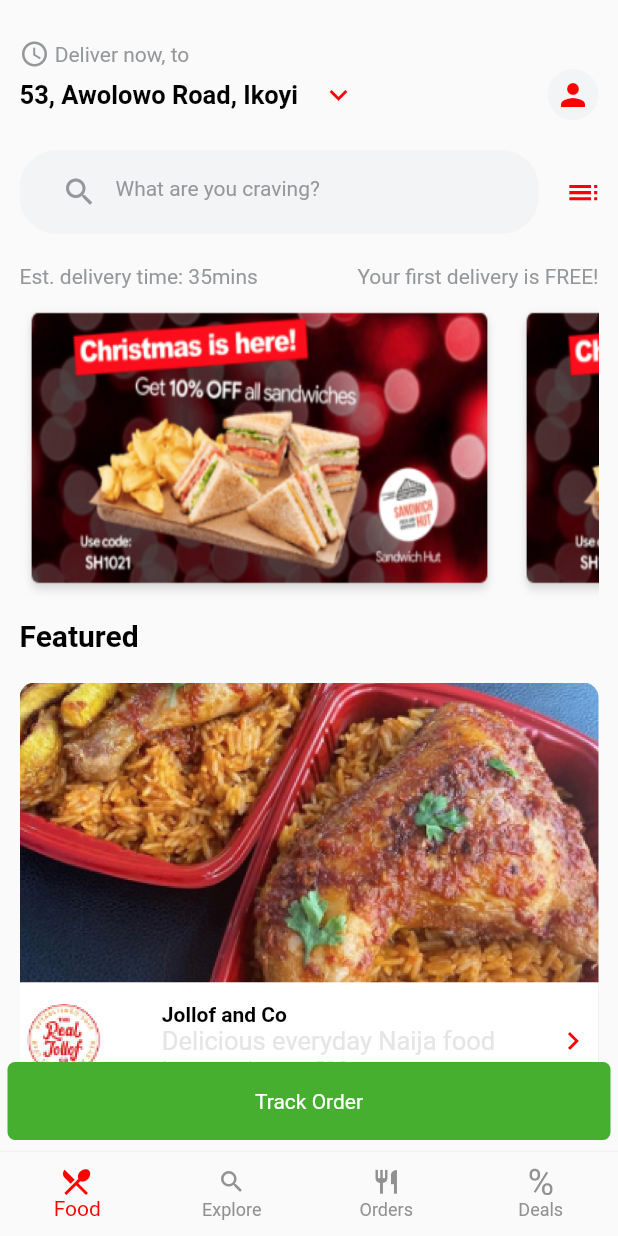
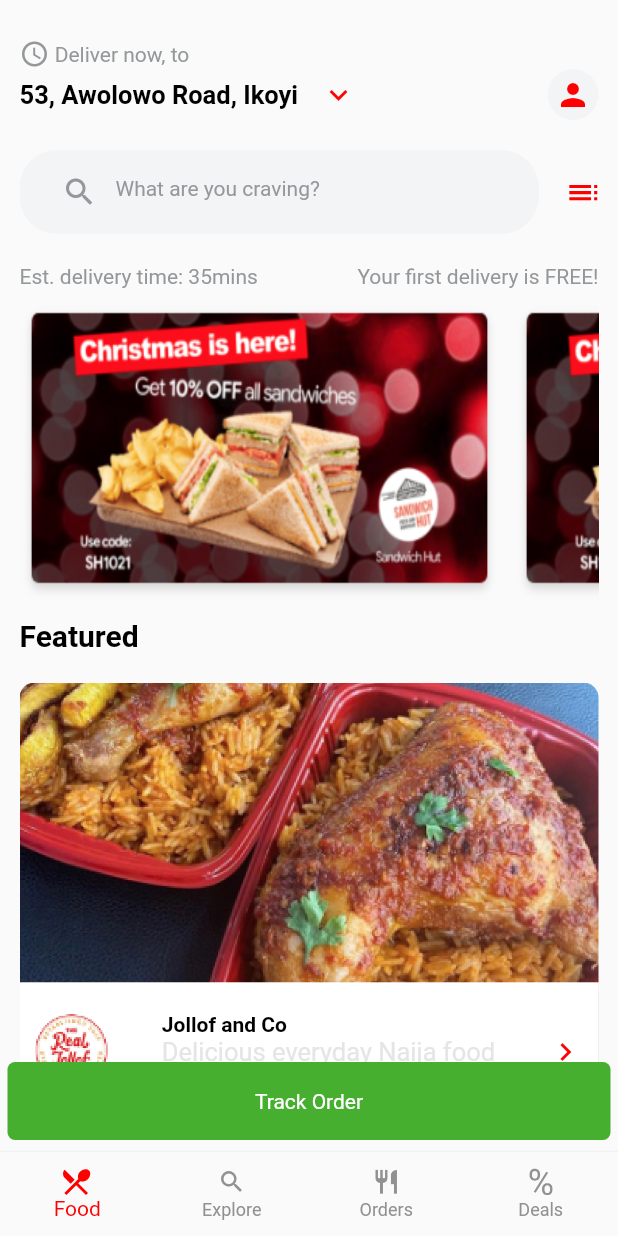
Before and after one commit to Donkelv/cokitchen-screens, a Flutter app: the screen it shows after launch, on a phone screen of 412 x 824 dp. Run offline on Flutter 3.47's test engine with Material 2 defaults, Android fonts, the phone set to English and light mode, and no system bars; drawn by our look-alikes of carousel_slider; our stand-ins replace flutter_svg.

Commit message:
completed the home screen

```diff
--- a/lib/home/homeScreen.dart
+++ b/lib/home/homeScreen.dart
@@ -34,11 +34,19 @@
 }
 
 class _HomeScreenState extends State<HomeScreen> {
+
+  List <dynamic> cardList = [
+    FoodCards(),
+    FoodCards(),
+    FoodCards(),
+
+
+  ];
   @override
   Widget build(BuildContext context) {
     Size size = MediaQuery.of(context).size;
     return Scaffold(
-      backgroundColor: Colors.transparent,
+      //backgroundColor: Colors.transparent,
       body: SafeArea(
         child: Stack(
           children: [
@@ -49,17 +57,49 @@
               ),
               child: SingleChildScrollView(
                physics: BouncingScrollPhysics(),
-                child: Container(
-                  color: Colors.transparent,
-                  height: size.height,
                 child: Column(
+
+                  mainAxisSize: MainAxisSize.min,
                   mainAxisAlignment: MainAxisAlignment.start,
                   crossAxisAlignment: CrossAxisAlignment.start,
                   children: [
                     TopHomeSection(size: size, searchController: HomeScreen._searchController, menuAsset: HomeScreen.menuAsset),
                     HorizontalImageList(imageList: HomeScreen.imageList),
                     Text("Featured", style: TextStyle(color: Colors.black, fontWeight: FontWeight.bold, fontSize: 20.0,),),
-                      Padding(
+                    ListView.builder(
+                      physics: NeverScrollableScrollPhysics(),
+                      itemCount: cardList.length,
+                      scrollDirection: Axis.vertical,
+                      shrinkWrap: true,
+                      itemBuilder: (context, index){
+                        return cardList[index];
+                      }
+                    )
+                  ],
+                ),
+              ),
+            ),
+            //LIFO
+            TrackOrderButton(size: size),
+          ],
+        ),
+      ),
+    );
+  }
+}
+
+class FoodCards extends StatelessWidget {
+  const FoodCards({
+    Key key,
+
+  }) : super(key: key);
+
+
+
+  @override
+  Widget build(BuildContext context) {
+    Size size = MediaQuery.of(context).size;
+    return Padding(
       padding: const EdgeInsets.only(top: 20.0),
       child: Column(
         children: [
@@ -99,7 +139,7 @@
                 bottomRight: Radius.circular(10.0),
               ),
               child: Padding(
-                                  padding: const EdgeInsets.symmetric(vertical:13.0, horizontal: 5.0,),
+                padding: const EdgeInsets.symmetric(vertical:20.0, horizontal: 10.0,),
                 child: Row(
                   mainAxisAlignment: MainAxisAlignment.spaceBetween,
                   children: [
@@ -123,17 +163,6 @@
             )
           )
         ],
-                        ),
-                      ),
-                    ],
-                  ),
-                ),
-              ),
-            ),
-            //LIFO
-            TrackOrderButton(size: size),
-          ],
-        ),
       ),
     );
   }
```
Lines whose indentation alone changed are shown as unchanged.
